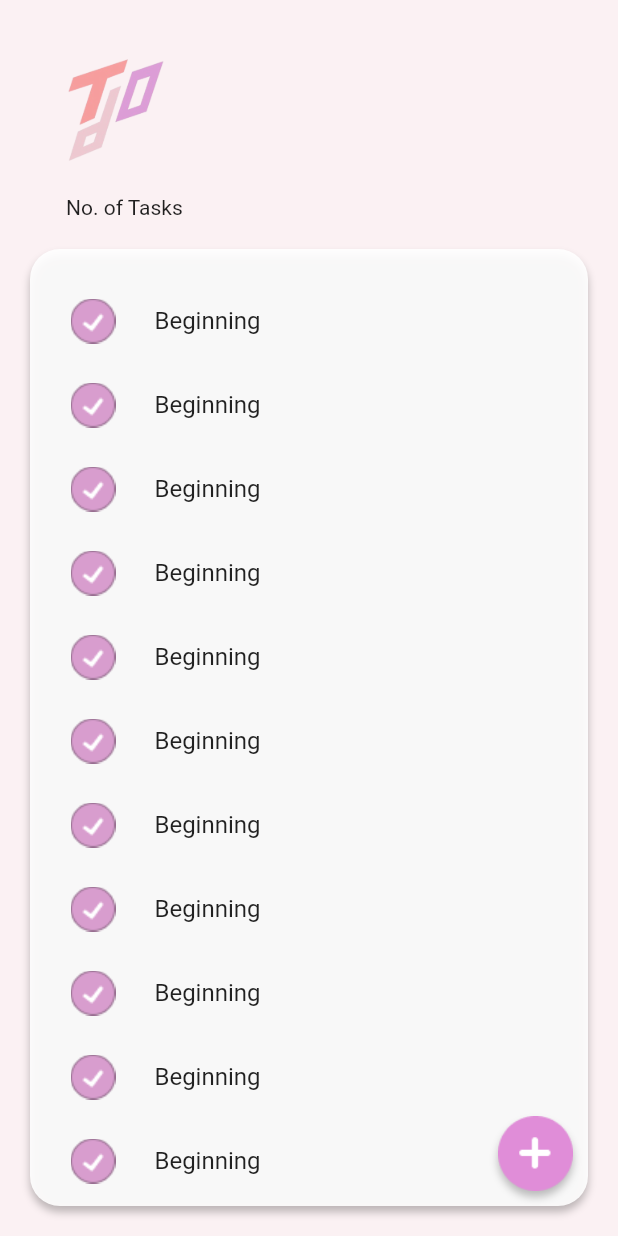
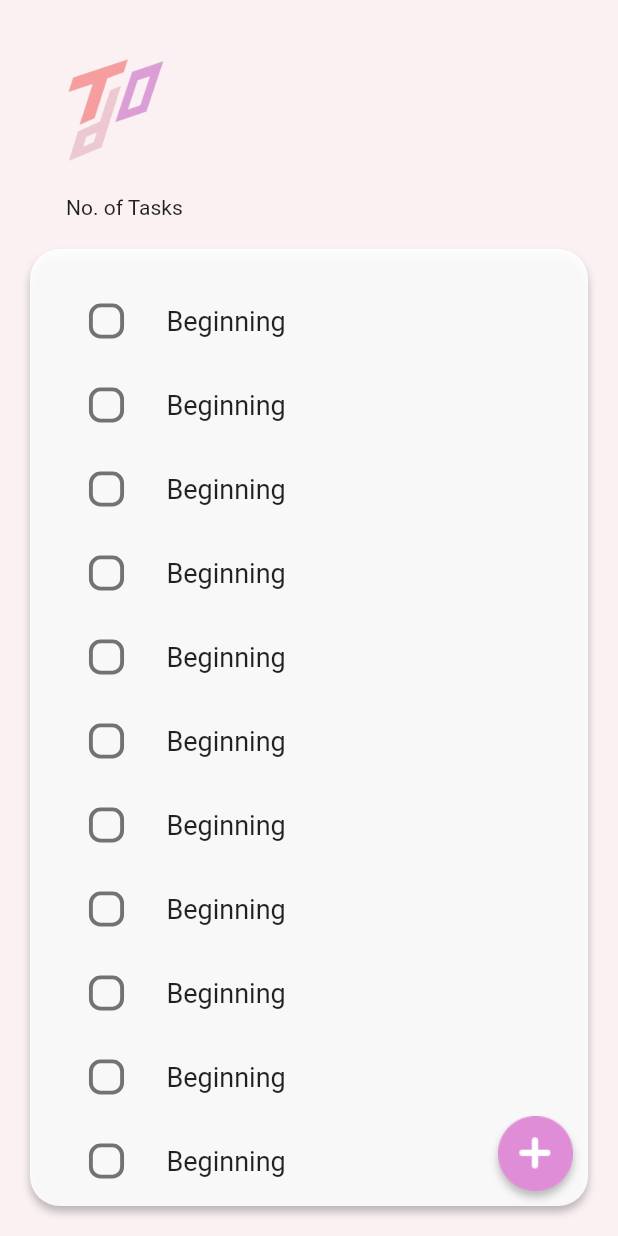
Before and after one commit to Prybrt06/Todo, a Flutter app: the screen it shows after launch, on a phone screen of 412 x 824 dp. Run offline on Flutter 3.47's test engine with Material 2 defaults, Android fonts, the phone set to English and light mode, and no system bars.

Commit message:
Callout added

```diff
--- a/lib/widget/taskWidget.dart
+++ b/lib/widget/taskWidget.dart
@@ -1,33 +1,55 @@
 import 'package:flutter/material.dart';
 
-class task extends StatelessWidget {
+class task extends StatefulWidget {
   const task({Key? key}) : super(key: key);
+
+  @override
+  State<task> createState() => _taskState();
+}
+
+class _taskState extends State<task> {
+  bool isChecked = false;
+
+  void checkBoxCallBack(bool? checkBoxState) {
+    setState(() {
+      isChecked = checkBoxState ?? true;
+    });
+  }
 
   @override
   Widget build(BuildContext context) {
     return Container(
-      // padding: EdgeInsets.only(
-      //   bottom: 20,
-      // ),
-      // child: Row(
-      //   children: [
-      //     Padding(
-      //       padding: EdgeInsets.only(
-      //         right: 10,
-      //       ),
-      //       child: Image(
-      //         image: AssetImage("assets/images/checkedLogo.png"),
-      //       ),
-      //     ),
-      //     Text("Beginning"),
-      //   ],
-      // ),
       child: ListTile(
-        leading: Image(
-          image: AssetImage("assets/images/checkedLogo.png"),
+        leading: Transform.scale(
+          scale: 1.3,
+          child: checkBox(isChecked, checkBoxCallBack),
         ),
-        title: Text("Beginning"),
+        title: Text(
+          "Beginning",
+          style: TextStyle(
+              fontSize: 18,
+              decoration: isChecked ? TextDecoration.lineThrough : null),
+        ),
       ),
     );
   }
 }
+
+class checkBox extends StatelessWidget {
+  final bool isChecked;
+  final Function(bool?) toggleCheckBoxState;
+
+  checkBox(this.isChecked, this.toggleCheckBoxState);
+
+  @override
+  Widget build(BuildContext context) {
+    return Checkbox(
+      activeColor: Color(0xFFD89DCE),
+      value: isChecked,
+      onChanged: toggleCheckBoxState,
+      shape: RoundedRectangleBorder(
+        borderRadius: BorderRadius.circular(6),
+      ),
+    );
+  }
+}
```
